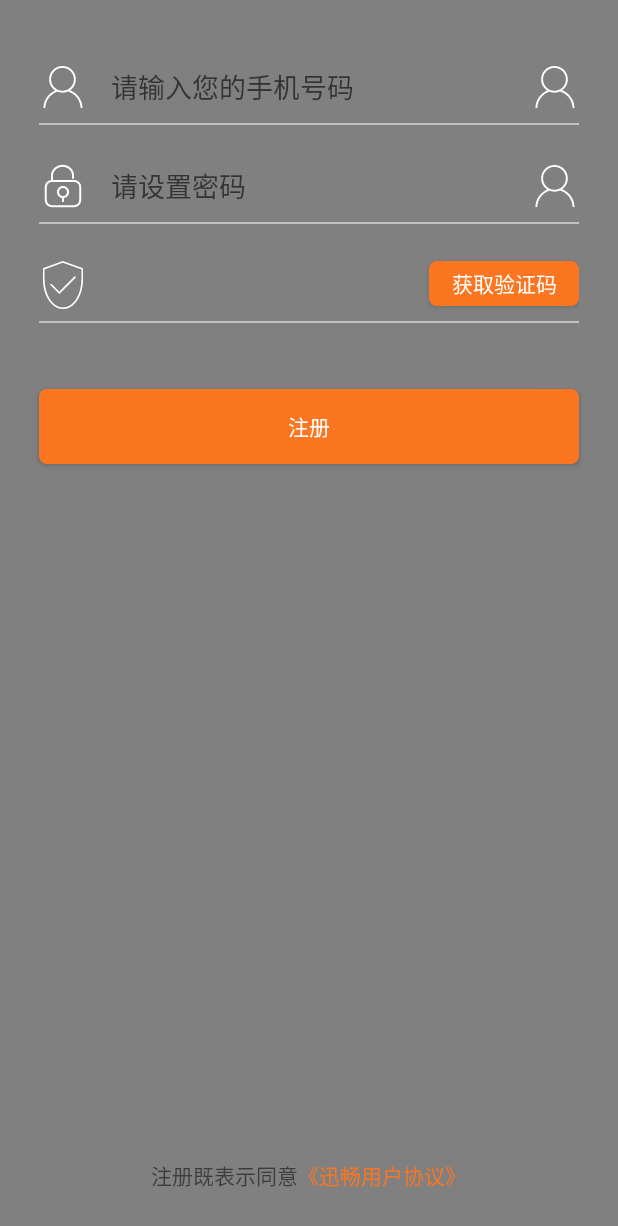
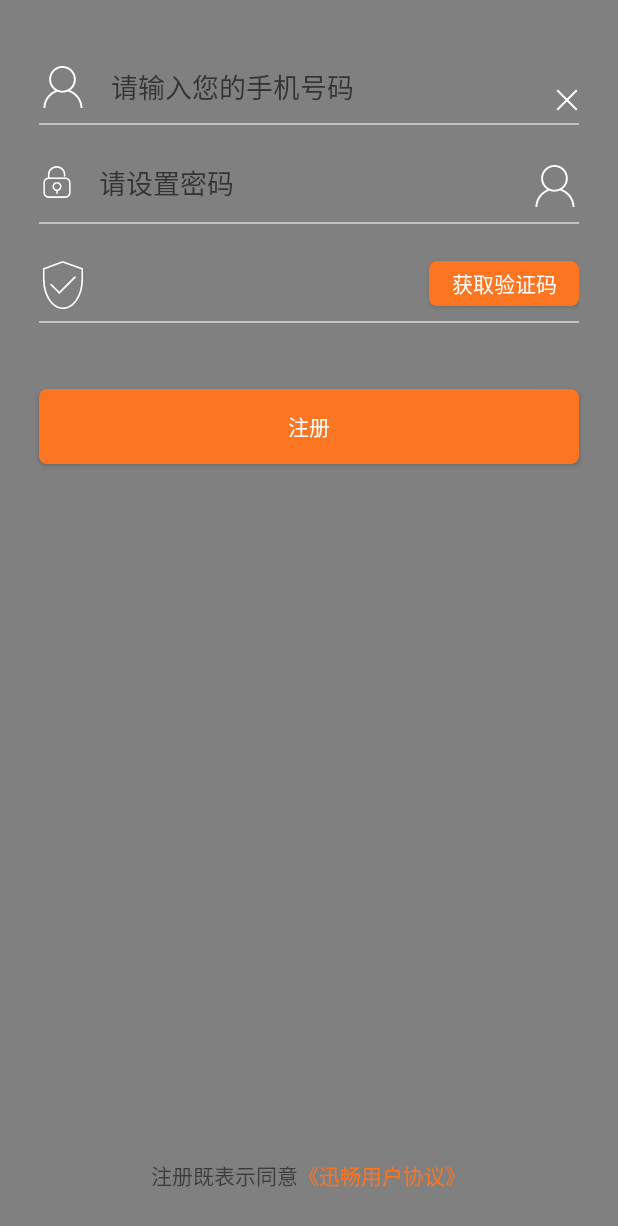
Before and after one commit to lt594963425/ETCx, an Android app: the PhoneRegistActivity screen opened directly, with no data from a screen before it, on a phone screen of 412 x 824 dp. Shown: the top 1226 px of the screen. Run offline under Robolectric (Android 15) with nearby library versions, the phone set to English and light mode, and no system bars; libraries missing offline, so code that uses them is left out: com.tencent.mm.

Commit message:
1.封装toolbar. 2.注册页面图标试用。 3.调整ui包

```diff
--- a/app/src/main/java/com/etcxc/android/activity/LoginActivity.java
+++ b/app/src/main/java/com/etcxc/android/ui/activity/LoginActivity.java
@@ -1,4 +1,4 @@
-package com.etcxc.android.activity;
+package com.etcxc.android.ui.activity;
 
 import android.graphics.Bitmap;
 import android.graphics.BitmapFactory;
--- a/app/src/main/java/com/etcxc/android/activity/OfficailActivity.java
+++ b/app/src/main/java/com/etcxc/android/ui/activity/OfficailActivity.java
@@ -1,4 +1,4 @@
-package com.etcxc.android.activity;
+package com.etcxc.android.ui.activity;
 
 import android.os.Bundle;
 import android.support.annotation.Nullable;
--- a/app/src/main/java/com/etcxc/android/activity/PhoneRegistActivity.java
+++ b/app/src/main/java/com/etcxc/android/ui/activity/PhoneRegistActivity.java
@@ -1,6 +1,7 @@
-package com.etcxc.android.activity;
+package com.etcxc.android.ui.activity;
 
 import android.os.Bundle;
+import android.support.graphics.drawable.VectorDrawableCompat;
 import android.text.TextUtils;
 import android.view.View;
 import android.widget.Button;
@@ -9,6 +10,7 @@ import android.widget.EditText;
 import com.etcxc.android.R;
 import com.etcxc.android.base.BaseActivity;
 import com.etcxc.android.utils.ToastUtils;
+import com.etcxc.android.utils.UIUtils;
 
 import java.util.regex.Matcher;
 import java.util.regex.Pattern;
@@ -34,6 +36,9 @@ public class PhoneRegistActivity extends BaseActivity implements View.OnClickLis
         mVerifiCodeEdit = find(R.id.verificode_edt);
         mRegistButton = find(R.id.regist_button);
         mVerificodeButton = find(R.id.get_verificode_button);
+        VectorDrawableCompat drawable = VectorDrawableCompat.create(getResources(), R.drawable.vd_regist_password, null);
+        mPswEdit.setCompoundDrawablesWithIntrinsicBounds(drawable, null, null, null);
+        mPswEdit.setCompoundDrawablePadding(UIUtils.dip2Px(16));
         mRegistButton.setOnClickListener(this);
         mVerificodeButton.setOnClickListener(this);
     }
--- a/app/src/main/java/com/etcxc/android/wxapi/WXEntryActivity.java
+++ b/app/src/main/java/com/etcxc/android/ui/activity/WXEntryActivity.java
@@ -1,4 +1,4 @@
-package com.etcxc.android.wxapi;
+package com.etcxc.android.ui.activity;
 
 import android.content.Intent;
 import android.os.Bundle;
--- a/app/src/main/java/com/etcxc/android/adapter/MyFragmentAdapter.java
+++ b/app/src/main/java/com/etcxc/android/ui/adapter/MyFragmentAdapter.java
@@ -1,4 +1,4 @@
-package com.etcxc.android.adapter;
+package com.etcxc.android.ui.adapter;
 
 import android.support.v4.app.Fragment;
 import android.support.v4.app.FragmentManager;
--- a/app/src/main/java/com/etcxc/android/fragment/Fragment1.java
+++ b/app/src/main/java/com/etcxc/android/ui/fragment/Fragment1.java
@@ -1,4 +1,4 @@
-package com.etcxc.android.fragment;
+package com.etcxc.android.ui.fragment;
 
 
 import android.os.Bundle;
--- a/app/src/main/java/com/etcxc/android/fragment/Fragment2.java
+++ b/app/src/main/java/com/etcxc/android/ui/fragment/Fragment2.java
@@ -1,4 +1,4 @@
-package com.etcxc.android.fragment;
+package com.etcxc.android.ui.fragment;
 
 
 import android.content.Intent;
@@ -18,8 +18,8 @@ import android.widget.TextView;
 import android.widget.Toast;
 
 import com.etcxc.android.R;
-import com.etcxc.android.activity.LoginActivity;
-import com.etcxc.android.activity.PhoneRegistActivity;
+import com.etcxc.android.ui.activity.LoginActivity;
+import com.etcxc.android.ui.activity.PhoneRegistActivity;
 import com.etcxc.android.base.App;
 import com.etcxc.android.utils.PrefUtils;
 
--- /dev/null
+++ b/app/src/main/res/drawable/vd_regist_delete.xml
@@ -0,0 +1,16 @@
+<?xml version="1.0" encoding="utf-8"?>
+<vector xmlns:android="http://schemas.android.com/apk/res/android"
+    android:width="16dp"
+    android:height="16dp"
+    android:viewportHeight="16"
+    android:viewportWidth="16">
+
+    <path
+        android:fillColor="#fff"
+        android:pathData="M13.648 14.601l-5.649-5.649-5.648 5.648c-0.263 0.263-0.689 0.265-0.953
+0.001-0.262-0.262-0.261-0.69
+0.001-0.952l5.649-5.648-5.649-5.649c-0.263-0.263-0.262-0.69 0-0.953s0.69-0.263
+0.953 0.001l5.648 5.648 5.648-5.648c0.263-0.263 0.689-0.263 0.952-0.001 0.264
+0.264 0.263 0.689-0 0.952l-5.648 5.648 5.649 5.649c0.264 0.263 0.264 0.69 0
+0.952-0.262 0.264-0.69 0.264-0.953 0.001v0z" />
+</vector>
--- /dev/null
+++ b/app/src/main/res/drawable/vd_regist_password.xml
@@ -0,0 +1,24 @@
+<?xml version="1.0" encoding="utf-8"?>
+<vector xmlns:android="http://schemas.android.com/apk/res/android"
+    android:width="24dp"
+    android:height="24dp"
+    android:viewportHeight="24"
+    android:viewportWidth="24">
+
+    <path
+        android:fillColor="#fff"
+        android:pathData="M17.548 8.974h-10.592v-2.018c0-2.536 2.144-4.524 4.886-4.539 2.68 0.015 4.697
+1.961 4.697 4.539v1.009c0 0.279 0.226 0.504 0.504 0.504s0.504-0.226
+0.504-0.504v-1.009c0-3.143-2.435-5.518-5.674-5.548-0.022 0-0.041 0-0.063 0-3.293
+0.031-5.863 2.457-5.863 5.548v2.069c-1.706 0.247-3.026 1.706-3.026 3.48v6.557c0
+1.947 1.584 3.531 3.531 3.531h11.097c1.947 0 3.531-1.584
+3.531-3.531v-6.557c-0-1.947-1.584-3.531-3.531-3.531zM20.070 19.061c0 1.391-1.131
+2.522-2.522 2.522h-11.097c-1.391 0-2.522-1.131-2.522-2.522v-6.557c0-1.391
+1.131-2.522 2.522-2.522h11.097c1.391 0 2.522 1.131 2.522 2.522v6.557zM12
+12c-1.669 0-3.026 1.357-3.026 3.026 0 1.5 1.099 2.739 2.532 2.976-0.002
+0.017-0.010 0.032-0.010 0.050v1.513c0 0.279 0.226 0.504 0.504 0.504s0.504-0.226
+0.504-0.504v-1.513c0-0.018-0.008-0.033-0.010-0.050 1.433-0.238 2.532-1.477
+2.532-2.976 0-1.669-1.357-3.026-3.026-3.026zM12 17.044c-1.112
+0-2.018-0.905-2.018-2.018s0.905-2.018 2.018-2.018 2.018 0.905 2.018 2.018-0.905
+2.018-2.018 2.018z" />
+</vector>
--- a/app/src/main/res/layout/activity_phone_regist.xml
+++ b/app/src/main/res/layout/activity_phone_regist.xml
@@ -35,7 +35,9 @@
             android:layout_height="wrap_content"
             android:layout_alignParentRight="true"
             android:paddingLeft="16dp"
-            android:src="@mipmap/wo" />
+            app:srcCompat="@drawable/vd_regist_delete"
+            android:layout_centerVertical="true"
+            />
     </RelativeLayout>
 
     <RelativeLayout
@@ -57,8 +59,6 @@
             android:layout_alignParentLeft="true"
             android:layout_toLeftOf="@+id/eye"
             android:background="@null"
-            android:drawableLeft="@mipmap/suo"
-            android:drawablePadding="16dp"
             android:hint="@string/please_input_password"
             android:inputType="textPassword"
             android:maxLength="16" />
```
Also changed, not shown: app/src/main/AndroidManifest.xml (+5 -5 lines), app/src/main/java/com/etcxc/android/base/BaseActivity.java (+48 -0 lines), app/src/main/java/com/etcxc/android/ui/activity/MainActivity.java (renamed from app/src/main/java/com/etcxc/android/activity/MainActivity.java, +4 -4 lines), app/src/main/java/com/etcxc/android/ui/view/XToolbar.java (added, +197 -0 lines).
